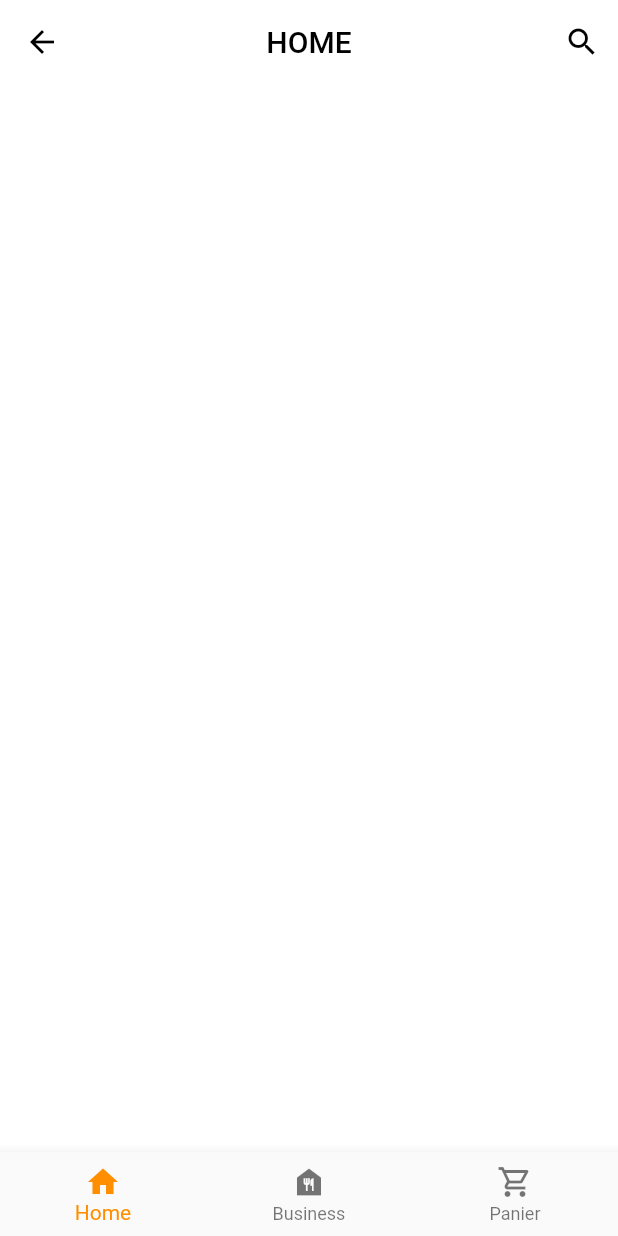
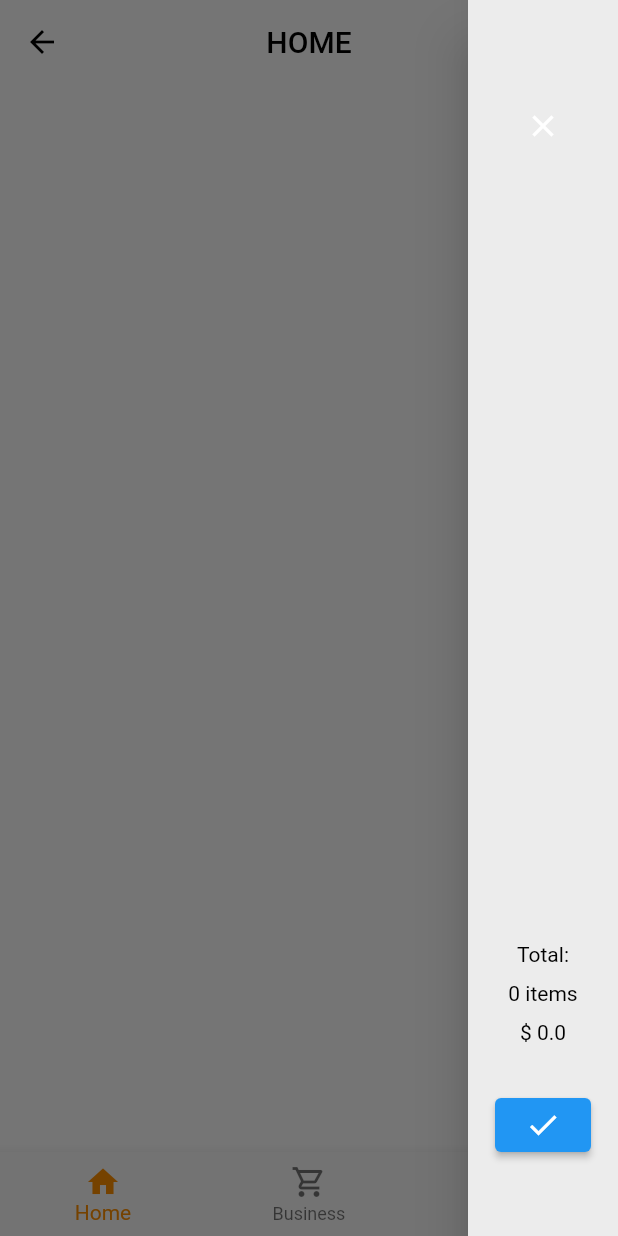
Before and after one commit to TayebsouiniYcode/OnTimeDining, a Flutter app: the screen it shows after launch, with the side drawer open (before the commit the screen has no drawer), on a phone screen of 412 x 824 dp. Run offline on Flutter 3.47's test engine with Material 2 defaults, Android fonts, the phone set to English and light mode, and no system bars; our stand-ins replace google_fonts, shared_preferences, sqflite; accounts and stored records are empty.

Commit message:
ajouter end drawer

```diff
--- /dev/null
+++ b/lib/helpers/commandItemHelper.dart
@@ -0,0 +1,10 @@
+import '../model/Dash.dart';
+
+class CommandItemHelper {
+  final Dash dash;
+  final int quantity;
+  final double price;
+
+  CommandItemHelper(
+      {required this.dash, required this.quantity, required this.price});
+}
--- a/lib/helpers/panier.dart
+++ b/lib/helpers/panier.dart
@@ -1,5 +1,7 @@
+import 'package:on_time_dining/helpers/commandItemHelper.dart';
+
 import '../model/Dash.dart';
 
 class Panier {
-  static List<Dash> panier = [];
+  static List<CommandItemHelper> panier = [];
 }
--- a/lib/page/dash_details.dart
+++ b/lib/page/dash_details.dart
@@ -1,6 +1,7 @@
 import 'dart:convert';
 
 import 'package:flutter/material.dart';
+import 'package:on_time_dining/helpers/commandItemHelper.dart';
 import 'package:on_time_dining/model/Dash.dart';
 import 'package:shared_preferences/shared_preferences.dart';
 
@@ -35,7 +36,9 @@ class _DashDetailsState extends State<DashDetails> {
               child: Text("Add to carte"),
               onTap: () async {
                 print(Panier.panier.length);
-                Panier.panier.add(widget.dash);
+                CommandItemHelper commandItemHelper = CommandItemHelper(
+                    dash: widget.dash, quantity: 1, price: widget.dash.price);
+                Panier.panier.add(commandItemHelper);
               },
             ),
           )
--- a/lib/page/home_page.dart
+++ b/lib/page/home_page.dart
@@ -3,7 +3,10 @@ import 'package:google_fonts/google_fonts.dart';
 import 'package:on_time_dining/model/Restaurant.dart';
 import 'package:on_time_dining/page/restaurant_plats.dart';
 import 'package:on_time_dining/service/restaurant_service.dart';
+import 'package:on_time_dining/widget/left_drawer.dart';
 
+import '../helpers/commandItemHelper.dart';
+import '../helpers/panier.dart';
 import '../widget/bottom_navigation.dart';
 
 class HomePage extends StatefulWidget {
@@ -19,6 +22,7 @@ class _HomePageState extends State<HomePage> {
   Widget build(BuildContext context) {
     return Scaffold(
       backgroundColor: Colors.white,
+      endDrawer: DrawerPanier(),
       appBar: AppBar(
         backgroundColor: Color.fromARGB(0, 127, 43, 43),
         elevation: 0,
--- /dev/null
+++ b/lib/widget/left_drawer.dart
@@ -0,0 +1,101 @@
+import 'package:flutter/material.dart';
+import 'package:on_time_dining/helpers/commandItemHelper.dart';
+import 'package:on_time_dining/helpers/panier.dart';
+
+class DrawerPanier extends StatefulWidget {
+  List<CommandItemHelper> panier = Panier.panier;
+  double price = 0.0;
+  DrawerPanier({super.key});
+
+  @override
+  State<DrawerPanier> createState() => _DrawerPanierState();
+}
+
+class _DrawerPanierState extends State<DrawerPanier> {
+  @override
+  void initState() {
+    super.initState();
+    double p = 0;
+    for (int i = 0; i < widget.panier.length; i++) {
+      p += widget.panier[i].price * widget.panier[i].quantity;
+    }
+    widget.price = p;
+  }
+
+  @override
+  Widget build(BuildContext context) {
+    return Drawer(
+        backgroundColor: Color.fromARGB(255, 236, 236, 236),
+        width: 100.0,
+        child: Container(
+          padding: EdgeInsets.fromLTRB(5, 60, 5, 10),
+          child: Column(
+            crossAxisAlignment: CrossAxisAlignment.center,
+            children: [
+              ElevatedButton(
+                  style: ElevatedButton.styleFrom(
+                    backgroundColor: Colors.transparent,
+                    foregroundColor: Colors.black,
+                    elevation: 0,
+                  ),
+                  child: Icon(
+                    Icons.close,
+                    color: Colors.white,
+                  ),
+                  onPressed: () {
+                    Navigator.of(context).pop();
+                  }),
+              Padding(padding: EdgeInsets.only(bottom: 40)),
+              Container(
+                  height: 420,
+                  width: 80,
+                  child: ListView.builder(
+                      itemCount:
+                          widget.panier == null ? 0 : widget.panier.length,
+                      itemBuilder: (BuildContext context, index) {
+                        return Container(
+                          padding: EdgeInsets.fromLTRB(0, 10, 0, 10),
+                          child: ClipRRect(
+                            borderRadius: BorderRadius.circular(100.0),
+                            child: Image(
+                              image: AssetImage(
+                                  'images/${widget.panier[index].dash.image}'),
+                              height: 80.0,
+                              width: 80.0,
+                              fit: BoxFit.cover, //change image fill type
+                            ),
+                          ),
+                        );
+                      })),
+              Padding(padding: EdgeInsets.only(bottom: 60)),
+              Container(
+                child: Column(
+                  children: [
+                    const Text(
+                      "Total:",
+                      style: TextStyle(color: Colors.black),
+                    ),
+                    const Padding(padding: EdgeInsets.only(bottom: 10.00)),
+                    Text(
+                      "${widget.panier.length} items",
+                      style: TextStyle(color: Colors.black),
+                    ),
+                    const Padding(padding: EdgeInsets.only(bottom: 10.00)),
+                    Text(
+                      "\$ ${widget.price}",
+                      style: TextStyle(color: Colors.black),
+                    ),
+                    const Padding(padding: EdgeInsets.only(bottom: 30.00)),
+                    ElevatedButton(
+                        onPressed: () {
+                          print("checked");
+                        },
+                        child: Icon(Icons.check))
+                  ],
+                ),
+              )
+            ],
+          ),
+        ));
+  }
+}
```
Also changed, not shown: lib/page/check.dart (+6 -1 lines), lib/page/panier.dart (+64 -5 lines), lib/page/restaurant_plats.dart (+12 -2 lines), lib/widget/bottom_navigation.dart (+10 -2 lines), 1 other file.
